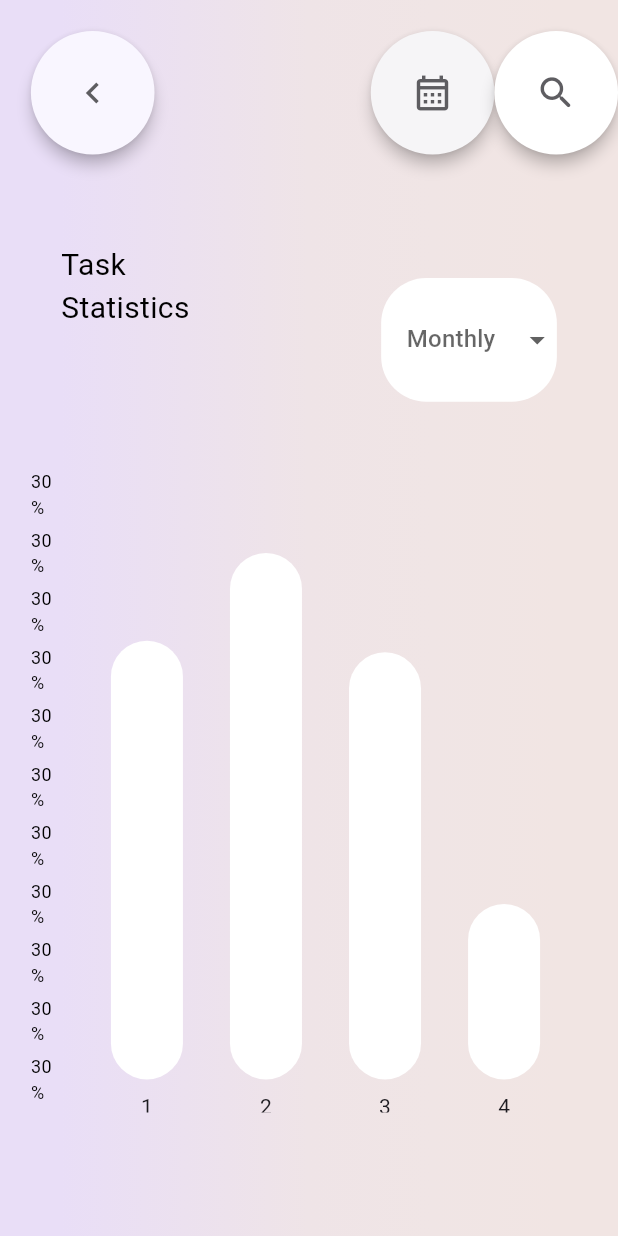
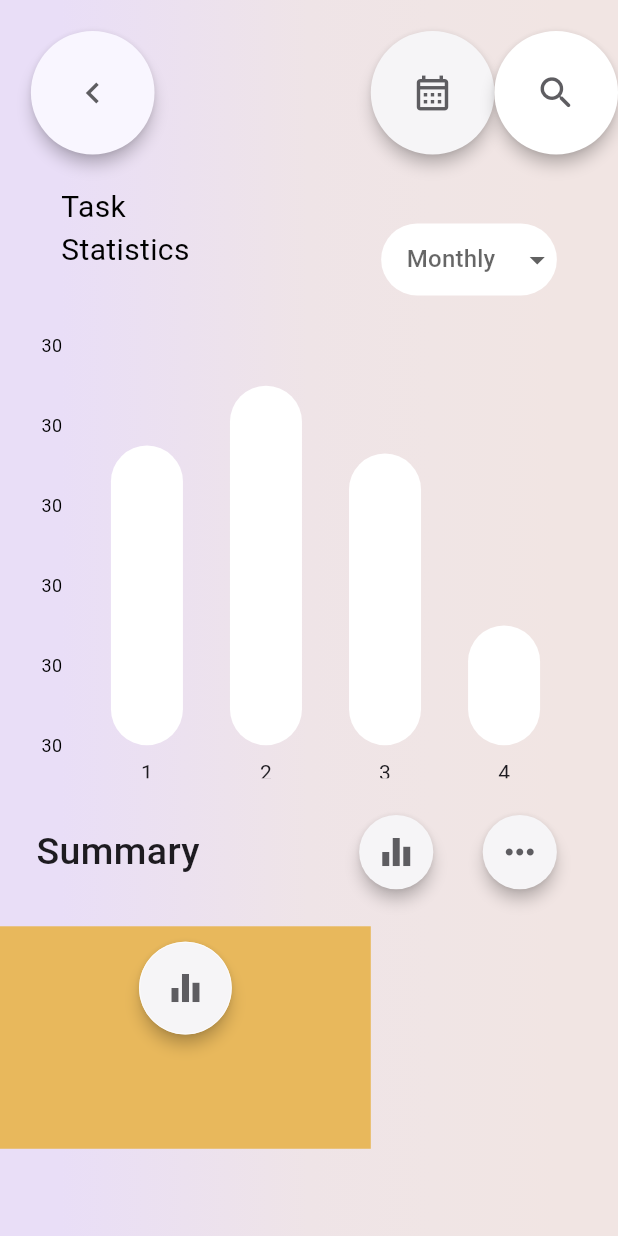
Before and after one commit to SyedOsamaAhmed/Spech-Company-Task, a Flutter app: the screen it shows after launch, on a phone screen of 412 x 824 dp. Run offline on Flutter 3.47's test engine with Material 3 defaults, Android fonts, the phone set to English and light mode, and no system bars; drawn by our look-alikes of dropdown_button2, fl_chart.

Commit message:
summary section boxes UI in progress

```diff
--- a/lib/bar graph/axix customizations/yaxis_customization.dart
+++ b/lib/bar graph/axix customizations/yaxis_customization.dart
@@ -1,4 +1,3 @@
-// ignore_for_file: public_member_api_docs, sort_constructors_first
 import 'package:fl_chart/fl_chart.dart';
 import 'package:flutter/material.dart';
 
@@ -16,24 +15,23 @@ class Yaxis extends StatelessWidget {
   Widget build(BuildContext context) {
     String text = "";
     double value = 0.0;
-
-    taskStatsPercents.map((data) {
+    for (double data in taskStatsPercents) {
       value = data;
 
       if (value == 0.75) {
-        text = "75%";
+        text = "75";
       } else if (value == 0.90) {
-        text = "90%";
+        text = "90";
       } else if (value == 0.73) {
-        text = "73%";
+        text = "73";
       } else if (value == 0.30) {
-        text = "30%";
+        text = "30";
       } else {}
-    }).toList();
+    }
 
     return SideTitleWidget(
       axisSide: meta.axisSide,
-      space: 0,
+      space: 1.0,
       child: Text(
         text,
         style: const TextStyle(
--- a/lib/screens/task_main_screen.dart
+++ b/lib/screens/task_main_screen.dart
@@ -3,6 +3,7 @@ import 'package:flutter/material.dart';
 import 'package:spech_interview_task/widgets/bar_graph.dart';
 
 import 'package:spech_interview_task/widgets/dropdown_menu.dart';
+import 'package:spech_interview_task/widgets/summary_boxes.dart';
 
 class MainTaskScreen extends StatefulWidget {
   const MainTaskScreen({super.key});
@@ -38,6 +39,7 @@ class _MainTaskScreenState extends State<MainTaskScreen> {
           height: MediaQuery.of(context).size.height,
           child: Column(
             children: [
+              //Icons section:
               SizedBox(
                 width: MediaQuery.of(context).size.width,
                 height: MediaQuery.of(context).size.height * 0.15,
@@ -103,37 +105,125 @@ class _MainTaskScreenState extends State<MainTaskScreen> {
                   ],
                 ),
               ),
+
+              //Task Stats Section:
               SizedBox(
                 width: MediaQuery.of(context).size.width,
-                height: MediaQuery.of(context).size.height * 0.25,
+                height: MediaQuery.of(context).size.height * 0.12,
                 child: Row(
                   mainAxisAlignment: MainAxisAlignment.spaceAround,
+                  crossAxisAlignment: CrossAxisAlignment.center,
                   children: [
                     SizedBox(
                       width: MediaQuery.of(context).size.width * 0.32,
                       height: MediaQuery.of(context).size.height * 0.20,
-                      child: const Padding(
-                        padding: EdgeInsets.only(top: 18.0),
-                        child: Text(
-                          "Task Statistics",
-                          style: TextStyle(
-                              fontSize: 20,
-                              color: Colors.black,
-                              decoration: TextDecoration.none),
-                        ),
+                      child: const Text(
+                        "Task Statistics",
+                        style: TextStyle(
+                            fontSize: 20,
+                            color: Colors.black,
+                            decoration: TextDecoration.none),
                       ),
                     ),
-                    SizedBox(
-                      height: MediaQuery.of(context).size.height * 0.10,
-                      child: const DropDownMenu(),
-                    ),
+                    const DropDownMenu(),
                   ],
                 ),
               ),
+              Padding(
+                padding: const EdgeInsets.only(
+                  top: 8.0,
+                  bottom: 8.0,
+                ),
+                child: SizedBox(
+                    width: MediaQuery.of(context).size.width * 0.90,
+                    height: MediaQuery.of(context).size.height * 0.35,
+                    child: BarGraph(taskStatsPercents: taskStatsPercentages)),
+              ),
+
+              //Summary section:
               SizedBox(
-                  width: MediaQuery.of(context).size.width * 0.90,
-                  height: MediaQuery.of(context).size.height * 0.50,
-                  child: BarGraph(taskStatsPercents: taskStatsPercentages)),
+                  width: MediaQuery.of(context).size.width,
+                  child: Column(
+                    children: [
+                      Row(
+                          mainAxisAlignment: MainAxisAlignment.spaceAround,
+                          crossAxisAlignment: CrossAxisAlignment.center,
+                          children: [
+                            const Text(
+                              "Summary",
+                              style: TextStyle(
+                                fontSize: 25,
+                                fontWeight: FontWeight.w500,
+                              ),
+                            ),
+                            SizedBox(
+                              width: MediaQuery.of(context).size.width * 0.50,
+                              height: MediaQuery.of(context).size.height * 0.10,
+                              child: Row(
+                                  mainAxisAlignment: MainAxisAlignment.end,
+                                  children: [
+                                    SizedBox(
+                                      width: MediaQuery.of(context).size.width *
+                                          0.20,
+                                      height:
+                                          MediaQuery.of(context).size.height *
+                                              0.06,
+                                      child: MaterialButton(
+                                        padding: EdgeInsets.zero,
+                                        color: const Color.fromARGB(
+                                            255, 246, 245, 247),
+                                        elevation: 4.0,
+                                        shape: const CircleBorder(),
+                                        onPressed: () {},
+                                        child: const Icon(
+                                          Icons.equalizer_sharp,
+                                          size: 28.0,
+                                          color: Color(0xff5e5d61),
+                                        ),
+                                      ),
+                                    ),
+                                    SizedBox(
+                                      width: MediaQuery.of(context).size.width *
+                                          0.20,
+                                      height:
+                                          MediaQuery.of(context).size.height *
+                                              0.06,
+                                      child: MaterialButton(
+                                        padding: EdgeInsets.zero,
+                                        color: const Color.fromARGB(
+                                            255, 246, 245, 247),
+                                        elevation: 4.0,
+                                        shape: const CircleBorder(),
+                                        onPressed: () {},
+                                        child: const Icon(
+                                          Icons.more_horiz_outlined,
+                                          size: 28.0,
+                                          color: Color(0xff5e5d61),
+                                        ),
+                                      ),
+                                    ),
+                                  ]),
+                            )
+                          ]),
+
+                      //Summary Boxes Secttion:
+                      SizedBox(
+                        width: MediaQuery.of(context).size.width,
+                        height: MediaQuery.of(context).size.height * 0.20,
+                        child: const Row(
+                          children: [
+                            Flexible(
+                              child: SummaryBoxes(
+                                color: Color(0xffe8b85c),
+                                text: "Weekly Progress",
+                                percentage: "32%",
+                              ),
+                            )
+                          ],
+                        ),
+                      )
+                    ],
+                  ))
             ],
           ),
         ),
--- /dev/null
+++ b/lib/widgets/summary_boxes.dart
@@ -0,0 +1,55 @@
+// ignore_for_file: public_member_api_docs, sort_constructors_first
+import 'package:flutter/material.dart';
+
+class SummaryBoxes extends StatelessWidget {
+  final Color color;
+  final String text;
+  final String percentage;
+  const SummaryBoxes({
+    Key? key,
+    required this.color,
+    required this.text,
+    required this.percentage,
+  }) : super(key: key);
+
+  @override
+  Widget build(BuildContext context) {
+    return Container(
+      width: MediaQuery.of(context).size.width * 0.60,
+      height: MediaQuery.of(context).size.height * 0.18,
+      color: color,
+      child: SizedBox(
+        width: MediaQuery.of(context).size.width,
+        height: MediaQuery.of(context).size.height * 0.50,
+        child: Column(
+          children: [
+            Flexible(
+              child: SizedBox(
+                width: MediaQuery.of(context).size.width * 0.15,
+                height: MediaQuery.of(context).size.height * 0.10,
+                child: MaterialButton(
+                  padding: EdgeInsets.zero,
+                  color: const Color.fromARGB(255, 246, 245, 247),
+                  elevation: 4.0,
+                  shape: const CircleBorder(
+                    side: BorderSide(
+                      width: 0.5,
+                      style: BorderStyle.solid,
+                      color: Colors.white,
+                    ),
+                  ),
+                  onPressed: () {},
+                  child: const Icon(
+                    Icons.equalizer_sharp,
+                    size: 28.0,
+                    color: Color(0xff5e5d61),
+                  ),
+                ),
+              ),
+            ),
+          ],
+        ),
+      ),
+    );
+  }
+}
```
